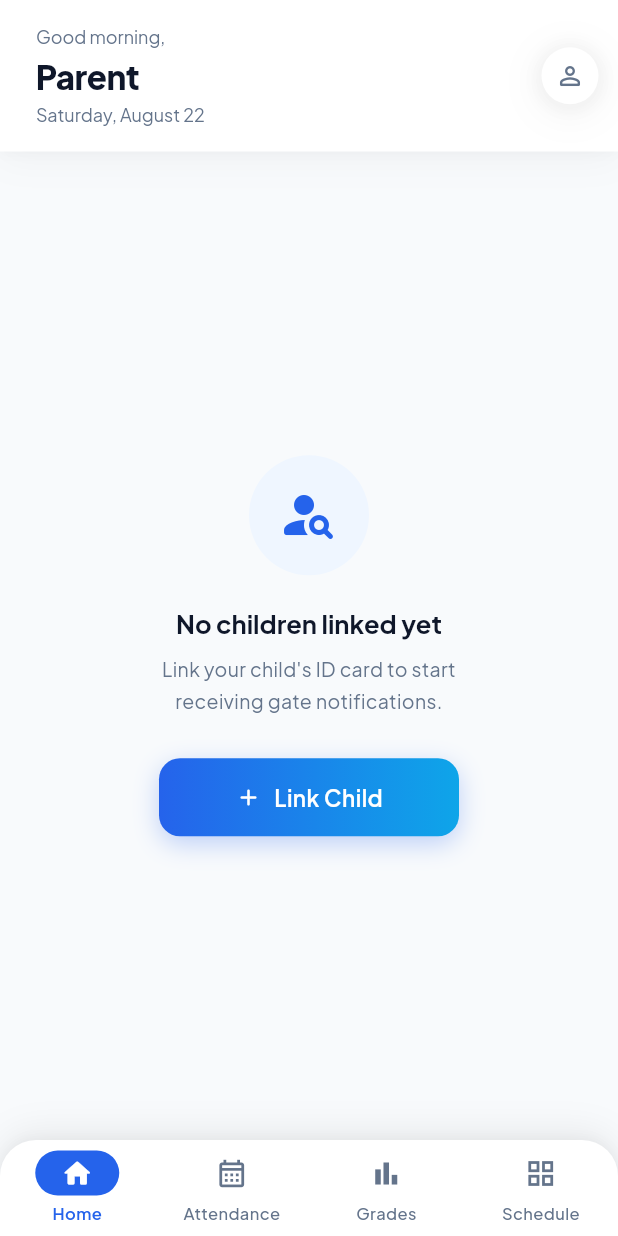
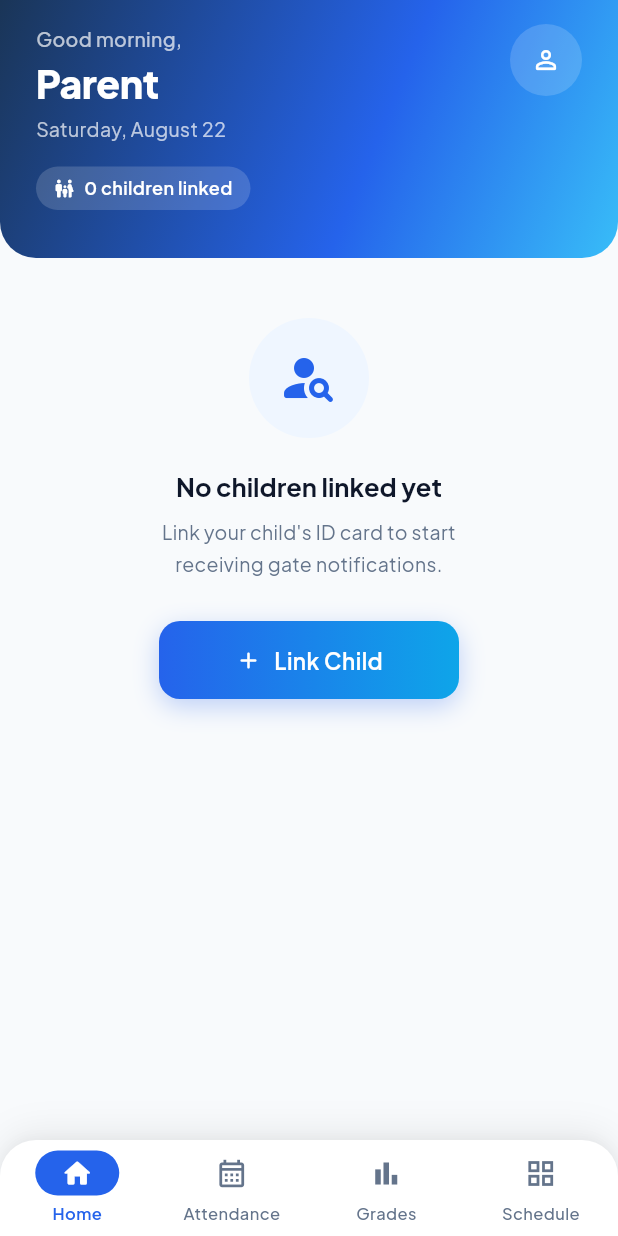
Before and after one commit to junloutordos/bugsaymis-mobile, a Flutter app: the HomeScreen screen opened by its route, on a phone screen of 412 x 824 dp. Run offline on Flutter 3.47's test engine with Material 3 defaults, Android fonts, the phone set to English and light mode, and no system bars; our stand-ins replace barcode_widget, dio, firebase_core, firebase_messaging, flutter_local_notifications, flutter_riverpod and 8 more; missing offline and left inert: mobile_scanner, screen_brightness; accounts and stored records are empty.

Commit message:
feat(home): replace greeting AppHeader with HeroHeader

```diff
--- a/lib/src/features/home/home_screen.dart
+++ b/lib/src/features/home/home_screen.dart
@@ -3,6 +3,7 @@ import 'package:flutter_riverpod/flutter_riverpod.dart';
 import 'package:go_router/go_router.dart';
 import 'package:intl/intl.dart';
 import '../../core/theme.dart';
+import '../../shared/widgets/hero_header.dart';
 import '../../shared/widgets/shimmer_card.dart';
 import '../auth/auth_provider.dart';
 import 'home_provider.dart';
@@ -20,45 +21,41 @@ class HomeScreen extends ConsumerWidget {
 
     return Scaffold(
       backgroundColor: AppColors.background,
-      body: Column(
+      body: RefreshIndicator(
+        color: AppColors.accent,
+        onRefresh: () async => ref.invalidate(linkedStudentsProvider),
+        child: ListView(
+          padding: EdgeInsets.zero,
           children: [
-          // ── White header ──────────────────────────────────────────────
-          AppHeader(
+            HeroHeader(
               greeting: greeting,
               name: firstName,
               subtitle: dateStr,
-            actions: [
-              _HeaderIconBtn(
-                icon: Icons.person_outline_rounded,
-                tooltip: 'Profile',
-                onTap: () => context.push('/profile'),
+              actionIcon: Icons.person_outline_rounded,
+              actionTooltip: 'Profile',
+              onActionTap: () => context.push('/profile'),
+              trailing: students.maybeWhen(
+                data: (list) => _LinkedCountChip(count: list.length),
+                orElse: () => null,
               ),
-            ],
             ),
-
-          // ── Body ──────────────────────────────────────────────────────
-          Expanded(
-            child: RefreshIndicator(
-              color: AppColors.accent,
-              onRefresh: () async => ref.invalidate(linkedStudentsProvider),
-              child: AnimatedSwitcher(
+            AnimatedSwitcher(
               duration: AppMotion.slow,
               switchInCurve: AppMotion.standard,
               switchOutCurve: AppMotion.standard,
               child: students.when(
-                  loading: () => const ShimmerList(
-                      key: ValueKey('loading'), count: 3, itemHeight: 130),
+                loading: () => const _HomeLoadingList(key: ValueKey('loading')),
                 error: (e, _) => _ErrorView(
                     key: const ValueKey('error'),
                     onRetry: () => ref.invalidate(linkedStudentsProvider)),
                 data: (list) => list.isEmpty
                     ? _EmptyState(key: const ValueKey('empty'))
-                      : _StudentList(key: const ValueKey('list'), students: list),
-                ),
-              ),
+                    : _StudentListColumn(
+                        key: const ValueKey('list'), students: list),
               ),
             ),
           ],
+        ),
       ),
     );
   }
@@ -71,63 +68,70 @@ class HomeScreen extends ConsumerWidget {
   }
 }
 
-// ── Header icon button ────────────────────────────────────────────────────────
+// ── Student list ──────────────────────────────────────────────────────────────
 
-class _HeaderIconBtn extends StatelessWidget {
-  final IconData icon;
-  final String tooltip;
-  final VoidCallback onTap;
-
-  const _HeaderIconBtn(
-      {required this.icon, required this.tooltip, required this.onTap});
+class _StudentListColumn extends StatelessWidget {
+  final List<LinkedStudent> students;
+  const _StudentListColumn({super.key, required this.students});
 
   @override
-  Widget build(BuildContext context) => Semantics(
-        label: tooltip,
-        button: true,
-        child: Padding(
-          padding: const EdgeInsets.only(left: 4),
-          child: Container(
-            decoration: const BoxDecoration(
-              shape: BoxShape.circle,
-              boxShadow: AppElevation.resting,
+  Widget build(BuildContext context) => Padding(
+        padding: const EdgeInsets.fromLTRB(20, 20, 20, 24),
+        child: Column(
+          crossAxisAlignment: CrossAxisAlignment.start,
+          children: [
+            const SectionLabel('YOUR CHILDREN TODAY'),
+            for (final s in students)
+              Padding(
+                padding: const EdgeInsets.only(bottom: 14),
+                child: _StudentCard(student: s),
               ),
-            child: IconButton(
-              icon: Icon(icon, size: 20),
-              tooltip: tooltip,
-              onPressed: onTap,
-              style: IconButton.styleFrom(
-                foregroundColor: AppColors.textSecondary,
-                backgroundColor: AppColors.surface,
-                shape: const CircleBorder(),
-                minimumSize: const Size(38, 38),
-                maximumSize: const Size(38, 38),
-                padding: EdgeInsets.zero,
+          ],
         ),
-              constraints: const BoxConstraints(minWidth: 44, minHeight: 44),
+      );
+}
+
+class _HomeLoadingList extends StatelessWidget {
+  const _HomeLoadingList({super.key});
+
+  @override
+  Widget build(BuildContext context) => Padding(
+        padding: const EdgeInsets.fromLTRB(20, 20, 20, 24),
+        child: Column(
+          children: List.generate(
+            3,
+            (_) => const Padding(
+              padding: EdgeInsets.only(bottom: 14),
+              child: ShimmerCard(height: 130),
             ),
           ),
         ),
       );
 }
 
-// ── Student list ──────────────────────────────────────────────────────────────
-
-class _StudentList extends StatelessWidget {
-  final List<LinkedStudent> students;
-  const _StudentList({super.key, required this.students});
+class _LinkedCountChip extends StatelessWidget {
+  final int count;
+  const _LinkedCountChip({required this.count});
 
   @override
-  Widget build(BuildContext context) => ListView.builder(
-        padding: const EdgeInsets.fromLTRB(20, 20, 20, 24),
-        itemCount: students.length + 1,
-        itemBuilder: (_, i) {
-          if (i == 0) return const SectionLabel('YOUR CHILDREN TODAY');
-          return Padding(
-            padding: const EdgeInsets.only(bottom: 14),
-            child: _StudentCard(student: students[i - 1]),
-          );
-        },
+  Widget build(BuildContext context) => Container(
+        padding: const EdgeInsets.symmetric(horizontal: 12, vertical: 6),
+        decoration: BoxDecoration(
+          color: Colors.white.withValues(alpha: 0.16),
+          borderRadius: BorderRadius.circular(20),
+        ),
+        child: Row(
+          mainAxisSize: MainAxisSize.min,
+          children: [
+            const Icon(Icons.family_restroom_rounded, size: 14, color: Colors.white),
+            const SizedBox(width: 6),
+            Text(
+              count == 1 ? '1 child linked' : '$count children linked',
+              style: AppTextStyles.custom(
+                  fontSize: 12, fontWeight: FontWeight.w600, color: Colors.white),
+            ),
+          ],
+        ),
       );
 }
 
```
Also changed, not shown: 1 other file. Lines whose indentation alone changed are shown as unchanged.
